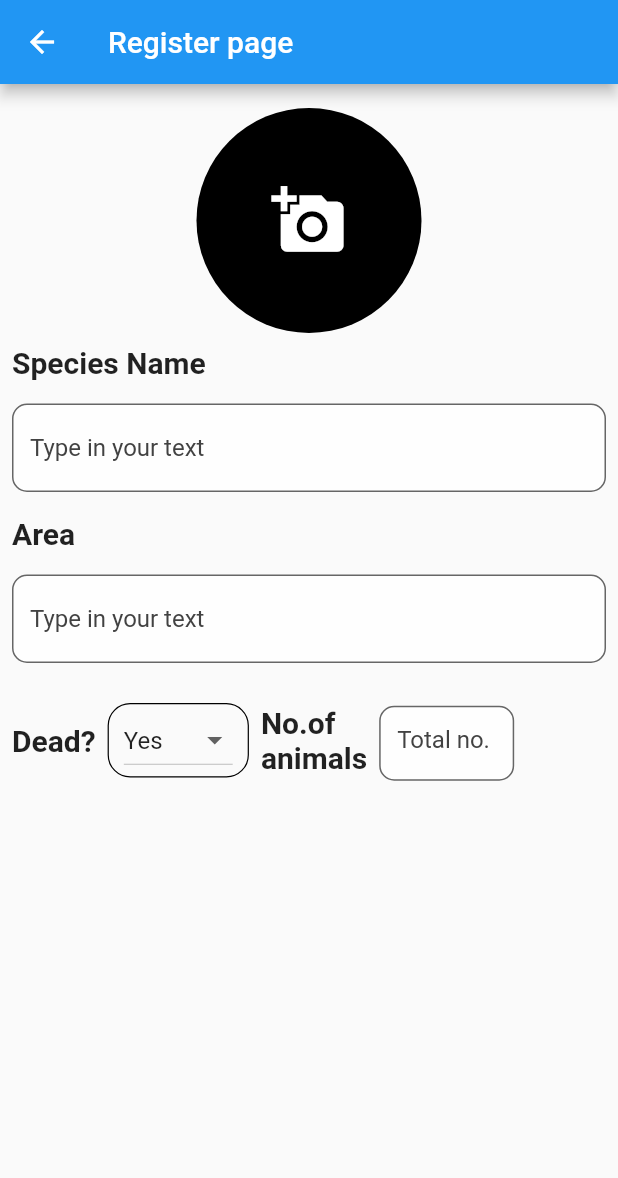
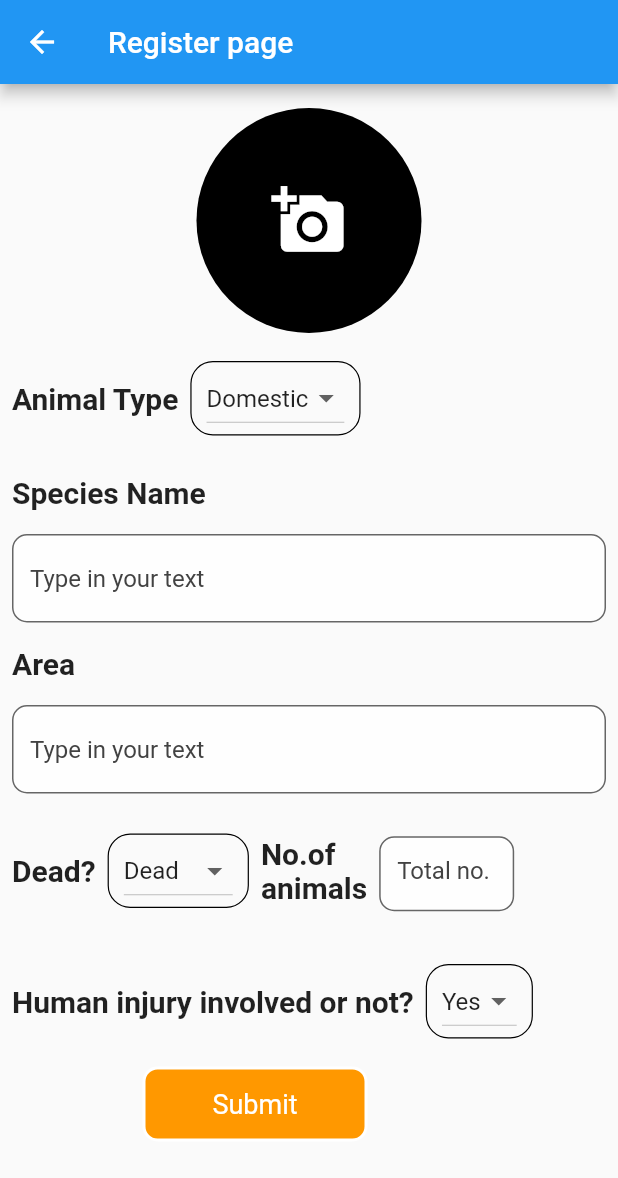
Before and after one commit to kushhal13/safeways, a Flutter app: the ReportPage screen opened directly, on a phone screen of 412 x 824 dp. Shown: the top 1178 px of the screen. Run offline on Flutter 3.47's test engine with Material 2 defaults, Android fonts, the phone set to English and light mode, and no system bars; our stand-ins replace carousel_slider, image_picker.

Commit message:
reportPage

```diff
--- a/lib/reportPage.dart
+++ b/lib/reportPage.dart
@@ -2,6 +2,18 @@ import 'dart:io';
 
 import 'package:flutter/material.dart';
 import 'package:image_picker/image_picker.dart';
+
+class TabbarPage extends StatefulWidget {
+  @override
+  _TabbarPageState createState() => _TabbarPageState();
+}
+
+class _TabbarPageState extends State<TabbarPage> {
+  @override
+  Widget build(BuildContext context) {
+    return Container();
+  }
+}
 
 class ReportPage extends StatefulWidget {
   @override
@@ -9,8 +21,15 @@ class ReportPage extends StatefulWidget {
 }
 
 class _ReportPageState extends State<ReportPage> {
-  var _dead = ["Yes", "Injured"];
-  var currentItemSelected = "Yes";
+  var _dead = ["Dead", "Injured"];
+
+  var type = ["Domestic", "Wild"];
+  var initialType = "Domestic";
+
+  var injury = ["Yes", "No"];
+  var injuryType = "Yes";
+
+  var currentItemSelected = "Dead";
   var dailog;
   File newImage;
 
@@ -68,7 +87,8 @@ class _ReportPageState extends State<ReportPage> {
       appBar: AppBar(
         title: Text("Register page"),
       ),
-      body: Column(
+      body: SingleChildScrollView(
+        child: Column(
           children: <Widget>[
             newImage != null
                 ? Container(
@@ -100,6 +120,45 @@ class _ReportPageState extends State<ReportPage> {
                         color: Colors.black,
                       ),
                     ),
+                  ),
+            Row(
+              children: <Widget>[
+                Padding(
+                  padding: const EdgeInsets.symmetric(
+                      horizontal: 8.0, vertical: 32.0),
+                  child: Text(
+                    "Animal Type",
+                    style: TextStyle(
+                      fontSize: 20.0,
+                      fontWeight: FontWeight.bold,
+                    ),
+                  ),
+                ),
+                Container(
+                  padding: EdgeInsets.symmetric(horizontal: 10.0),
+                  decoration: BoxDecoration(
+                    borderRadius: BorderRadius.circular(15.0),
+                    border: Border.all(
+                        color: Colors.black,
+                        style: BorderStyle.solid,
+                        width: 0.80),
+                  ),
+                  child: DropdownButton<String>(
+                    items: type.map((String typevalue) {
+                      return new DropdownMenuItem<String>(
+                        value: typevalue,
+                        child: new Text(typevalue),
+                      );
+                    }).toList(),
+                    onChanged: (typenewvalue) {
+                      setState(() {
+                        this.initialType = typenewvalue;
+                      });
+                    },
+                    value: initialType,
+                  ),
+                ),
+              ],
             ),
             Row(
               children: <Widget>[
@@ -162,8 +221,8 @@ class _ReportPageState extends State<ReportPage> {
             Row(
               children: <Widget>[
                 Padding(
-                padding:
-                    const EdgeInsets.symmetric(horizontal: 8.0, vertical: 32.0),
+                  padding: const EdgeInsets.symmetric(
+                      horizontal: 8.0, vertical: 32.0),
                   child: Text(
                     "Dead?",
                     style: TextStyle(
@@ -225,7 +284,77 @@ class _ReportPageState extends State<ReportPage> {
                 ),
               ],
             ),
+            Row(
+              children: <Widget>[
+                Padding(
+                  padding: const EdgeInsets.symmetric(
+                      horizontal: 8.0, vertical: 32.0),
+                  child: Text(
+                    "Human injury involved or not?",
+                    style: TextStyle(
+                      fontSize: 20.0,
+                      fontWeight: FontWeight.bold,
+                    ),
+                  ),
+                ),
+                Container(
+                  padding: EdgeInsets.symmetric(horizontal: 10.0),
+                  decoration: BoxDecoration(
+                    borderRadius: BorderRadius.circular(15.0),
+                    border: Border.all(
+                        color: Colors.black,
+                        style: BorderStyle.solid,
+                        width: 0.80),
+                  ),
+                  child: DropdownButton<String>(
+                    items: injury.map((String injuryvalue) {
+                      return new DropdownMenuItem<String>(
+                        value: injuryvalue,
+                        child: new Text(injuryvalue),
+                      );
+                    }).toList(),
+                    onChanged: (injurynewvalue) {
+                      setState(() {
+                        this.injuryType = injurynewvalue;
+                      });
+                    },
+                    value: injuryType,
+                  ),
+                ),
               ],
+            ),
+            Row(
+              children: <Widget>[
+                Padding(
+                  padding: const EdgeInsets.symmetric(horizontal: 95.0),
+                  child: new InkWell(
+                    onTap: () => print('hello'),
+                    child: GestureDetector(
+                      onTap: () {},
+                      child: new Container(
+                        width: 150.0,
+                        height: 50.0,
+                        decoration: new BoxDecoration(
+                          color: Colors.orange,
+                          border:
+                              new Border.all(color: Colors.white, width: 2.0),
+                          borderRadius: new BorderRadius.circular(10.0),
+                        ),
+                        child: new Center(
+                          child: new Text(
+                            'Submit',
+                            style: new TextStyle(
+                                fontSize: 18.0, color: Colors.white),
+                          ),
+                        ),
+                      ),
+                    ),
+                  ),
+                ),
+              ],
+            )
+          ],
+        ),
       ),
     );
   }
--- a/pubspec.yaml
+++ b/pubspec.yaml
@@ -25,6 +25,8 @@ dependencies:
   cupertino_icons: ^0.1.2
   carousel_slider: ^1.3.0
   image_picker: ^0.6.1+3
+  shifting_tabbar: ^0.3.1
+
 
 dev_dependencies:
   flutter_test:
```
Also changed, not shown: pubspec.lock. Lines whose indentation alone changed are shown as unchanged.
